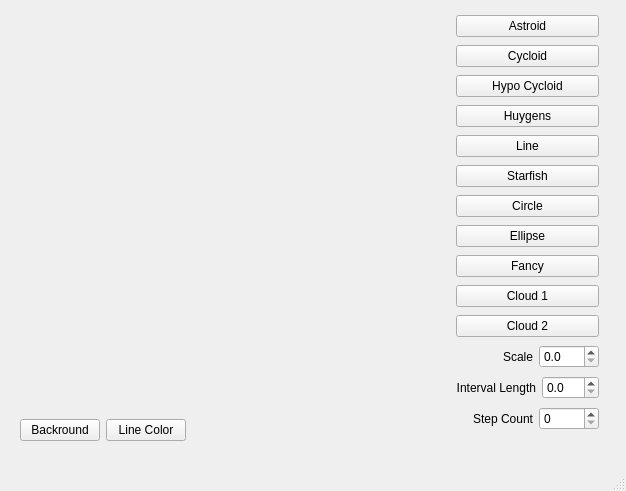
The window that mainwindow.ui (sra51/QtCurves) describes before a commit, drawn with Qt 5.
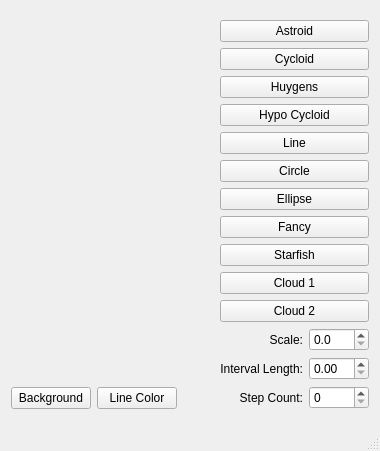
The same window after the commit. Custom widgets are drawn as their Qt base class.

What changed in the file:
```diff
--- a/mainwindow.ui
+++ b/mainwindow.ui
@@ -6,42 +6,26 @@
    <rect>
     <x>0</x>
     <y>0</y>
-    <width>626</width>
-    <height>491</height>
+    <width>380</width>
+    <height>451</height>
    </rect>
   </property>
   <property name="windowTitle">
    <string>MainWindow</string>
   </property>
-  <widget class="QWidget" name="centralwidget">
-   <widget class="QWidget" name="layoutWidget">
-    <property name="geometry">
-     <rect>
-      <x>20</x>
-      <y>10</y>
-      <width>579</width>
-      <height>435</height>
-     </rect>
-    </property>
+  <widget class="QWidget" name="centralWidget">
     <layout class="QGridLayout" name="gridLayout">
      <item row="0" column="0">
       <layout class="QVBoxLayout" name="verticalLayout_2">
        <item>
-        <widget class="RenderArea" name="renderArea" native="true">
-         <property name="minimumSize">
-          <size>
-           <width>400</width>
-           <height>400</height>
-          </size>
-         </property>
-        </widget>
+       <widget class="RenderArea" name="renderArea" native="true"/>
        </item>
        <item>
         <layout class="QHBoxLayout" name="horizontalLayout_4">
          <item>
           <widget class="QPushButton" name="btnBackground">
            <property name="text">
-            <string>Backround</string>
+           <string>Background</string>
            </property>
           </widget>
          </item>
@@ -59,7 +43,7 @@
            </property>
            <property name="sizeHint" stdset="0">
             <size>
-             <width>88</width>
+            <width>98</width>
              <height>20</height>
             </size>
            </property>
@@ -85,13 +69,6 @@
          </property>
         </widget>
        </item>
-       <item>
-        <widget class="QPushButton" name="btnHypo">
-         <property name="text">
-          <string>Hypo Cycloid</string>
-         </property>
-        </widget>
-       </item>
        <item>
         <widget class="QPushButton" name="btnHuygens">
          <property name="text">
@@ -99,6 +76,13 @@
          </property>
         </widget>
        </item>
+      <item>
+       <widget class="QPushButton" name="btnHypo">
+        <property name="text">
+         <string>Hypo Cycloid</string>
+        </property>
+       </widget>
+      </item>
        <item>
         <widget class="QPushButton" name="btnLine">
          <property name="text">
@@ -106,13 +90,6 @@
          </property>
         </widget>
        </item>
-       <item>
-        <widget class="QPushButton" name="btnStarfish">
-         <property name="text">
-          <string>Starfish</string>
-         </property>
-        </widget>
-       </item>
        <item>
         <widget class="QPushButton" name="btnCircle">
          <property name="text">
@@ -134,6 +111,13 @@
          </property>
         </widget>
        </item>
+      <item>
+       <widget class="QPushButton" name="btnStarfish">
+        <property name="text">
+         <string>Starfish</string>
+        </property>
+       </widget>
+      </item>
        <item>
         <widget class="QPushButton" name="btnCloud1">
          <property name="text">
@@ -149,11 +133,11 @@
         </widget>
        </item>
        <item>
-        <layout class="QHBoxLayout" name="horizontalLayout_3">
+       <layout class="QHBoxLayout" name="horizontalLayout">
          <item>
           <widget class="QLabel" name="label">
            <property name="text">
-            <string>Scale</string>
+           <string>Scale:</string>
            </property>
            <property name="alignment">
             <set>Qt::AlignRight|Qt::AlignTrailing|Qt::AlignVCenter</set>
@@ -172,43 +156,10 @@
             <number>1</number>
            </property>
            <property name="maximum">
-            <double>150.000000000000000</double>
+           <double>200.000000000000000</double>
            </property>
            <property name="singleStep">
             <double>0.100000000000000</double>
-           </property>
-           <property name="value">
-            <double>0.000000000000000</double>
-           </property>
-          </widget>
-         </item>
-        </layout>
-       </item>
-       <item>
-        <layout class="QHBoxLayout" name="horizontalLayout">
-         <item>
-          <widget class="QLabel" name="label_3">
-           <property name="text">
-            <string>Interval Length</string>
-           </property>
-           <property name="alignment">
-            <set>Qt::AlignRight|Qt::AlignTrailing|Qt::AlignVCenter</set>
-           </property>
-          </widget>
-         </item>
-         <item>
-          <widget class="QDoubleSpinBox" name="spinInterval">
-           <property name="maximumSize">
-            <size>
-             <width>60</width>
-             <height>16777215</height>
-            </size>
-           </property>
-           <property name="decimals">
-            <number>1</number>
-           </property>
-           <property name="maximum">
-            <double>100.000000000000000</double>
            </property>
           </widget>
          </item>
@@ -219,7 +170,37 @@
          <item>
           <widget class="QLabel" name="label_2">
            <property name="text">
-            <string>Step Count</string>
+           <string>Interval Length:</string>
+          </property>
+          <property name="alignment">
+           <set>Qt::AlignRight|Qt::AlignTrailing|Qt::AlignVCenter</set>
+          </property>
+         </widget>
+        </item>
+        <item>
+         <widget class="QDoubleSpinBox" name="spinInterval">
+          <property name="maximumSize">
+           <size>
+            <width>60</width>
+            <height>16777215</height>
+           </size>
+          </property>
+          <property name="maximum">
+           <double>100.000000000000000</double>
+          </property>
+          <property name="singleStep">
+           <double>0.100000000000000</double>
+          </property>
+         </widget>
+        </item>
+       </layout>
+      </item>
+      <item>
+       <layout class="QHBoxLayout" name="horizontalLayout_3">
+        <item>
+         <widget class="QLabel" name="label_3">
+          <property name="text">
+           <string>Step Count:</string>
            </property>
            <property name="alignment">
             <set>Qt::AlignRight|Qt::AlignTrailing|Qt::AlignVCenter</set>
@@ -228,12 +209,6 @@
          </item>
          <item>
           <widget class="QSpinBox" name="spinCount">
-           <property name="minimumSize">
-            <size>
-             <width>60</width>
-             <height>0</height>
-            </size>
-           </property>
            <property name="maximumSize">
             <size>
              <width>60</width>
@@ -254,19 +229,9 @@
      </item>
     </layout>
    </widget>
-  </widget>
-  <widget class="QMenuBar" name="menubar">
-   <property name="geometry">
-    <rect>
-     <x>0</x>
-     <y>0</y>
-     <width>626</width>
-     <height>20</height>
-    </rect>
-   </property>
-  </widget>
-  <widget class="QStatusBar" name="statusbar"/>
- </widget>
+  <widget class="QStatusBar" name="statusBar"/>
+ </widget>
+ <layoutdefault spacing="6" margin="11"/>
  <customwidgets>
   <customwidget>
    <class>RenderArea</class>
```
Lines whose indentation alone changed are shown as unchanged.
